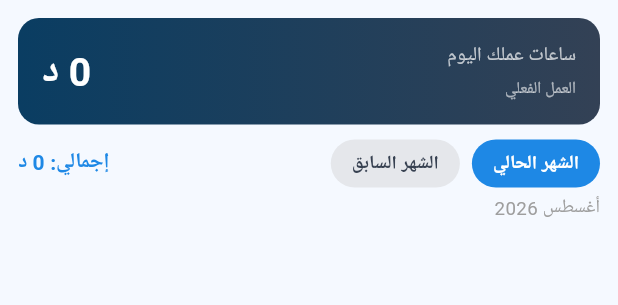
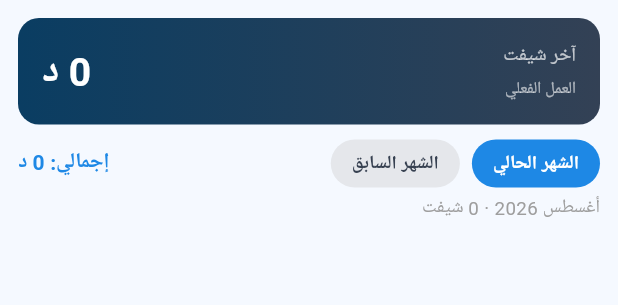
Before and after one commit to drebrahimhamdy30-web/phalix-driver-app, a Flutter app: the HoursView widget shown alone on an empty page, opened directly with empty values, on a phone screen of 412 x 824 dp. Shown: the top 305 px of the screen. Run offline on Flutter 3.47's test engine with Material 3 defaults, Android fonts, the phone set to English and light mode, and no system bars; our stand-ins replace audioplayers, firebase_core, flutter_local_notifications, geolocator, shared_preferences, supabase_flutter and 1 more; missing offline and left inert: flutter_foreground_task, ota_update; accounts and stored records are empty; network calls fail.

Commit message:
v50: ساعات العمل حسب الشيفت + الطلب المسلَّم ينزل تحت + زر واتساب للعميل [skip-ota]

```diff
--- a/lib/hours_view.dart
+++ b/lib/hours_view.dart
@@ -16,6 +16,14 @@ String _fmTime(int mins) {
 String _d2(int n) => n < 10 ? '0$n' : '$n';
 String _fmtDate(DateTime d) => '${d.year}-${_d2(d.month)}-${_d2(d.day)}';
 
+String _fmClock(DateTime d) {
+  int h = d.hour;
+  final ampm = h < 12 ? 'ص' : 'م';
+  h = h % 12;
+  if (h == 0) h = 12;
+  return '$h:${_d2(d.minute)} $ampm';
+}
+
 class HoursView extends StatefulWidget {
   final String driverId;
   final String jwt;
@@ -30,20 +38,24 @@ class HoursView extends StatefulWidget {
   State<HoursView> createState() => _HoursViewState();
 }
 
-class _DayHours {
-  final String date;
+class _Shift {
+  final DateTime start;
+  final DateTime? end; // null => ما زال مستمر (الطيار أونلاين)
   final int work;
   final int brk;
   final int excess;
   final int effective;
-  _DayHours(this.date, this.work, this.brk, this.excess, this.effective);
+  final bool ongoing;
+  _Shift(this.start, this.end, this.work, this.brk, this.excess,
+      this.effective, this.ongoing);
 }
 
 class _HoursViewState extends State<HoursView> {
   int _offset = 0; // 0 = الشهر الحالي، 1 = الشهر السابق
   bool _loading = true;
-  List<_DayHours> _days = [];
-  int _todayEff = 0;
+  List<_Shift> _shifts = [];
+  int _curEff = 0; // ساعات آخر/الشيفت الحالي
+  bool _curOngoing = false;
   int _monthEff = 0;
 
   @override
@@ -59,70 +71,144 @@ class _HoursViewState extends State<HoursView> {
     setState(() => _loading = true);
     final first = DateTime(_month.year, _month.month, 1);
     final last = DateTime(_month.year, _month.month + 1, 0);
+    // نوسّع نافذة الاستعلام يوم قبل ويوم بعد حتى لا تنكسر الشيفتات العابرة لمنتصف الليل
+    final qFrom = first.subtract(const Duration(days: 1));
+    final qTo = last.add(const Duration(days: 1));
     final records = await Api.getAttendance(
-        widget.driverId, _fmtDate(first), _fmtDate(last), widget.jwt);
+        widget.driverId, _fmtDate(qFrom), _fmtDate(qTo), widget.jwt);
 
-    final byDay = <String, List<Map<String, dynamic>>>{};
-    for (final r in records) {
-      final d = '${r['date']}';
-      byDay.putIfAbsent(d, () => []).add(r);
-    }
+    final all = _buildShifts(records);
+    // احتفظ فقط بالشيفتات التي بدأت داخل الشهر المختار
+    final shifts = all
+        .where((s) => s.start.year == _month.year && s.start.month == _month.month)
+        .toList()
+      ..sort((a, b) => b.start.compareTo(a.start));
 
-    int minutesOf(Map<String, dynamic> r) {
-      final ap = DateTime.tryParse('${r['approved_at']}');
-      if (ap == null) return 0;
-      final end = r['ended_at'] != null
-          ? (DateTime.tryParse('${r['ended_at']}') ?? DateTime.now())
-          : DateTime.now();
-      final m = end.difference(ap).inMinutes;
-      return m < 0 ? 0 : m;
-    }
-
-    final days = <_DayHours>[];
     int monthEff = 0;
-    final todayStr = _fmtDate(DateTime.now());
-    int todayEff = 0;
-    final keys = byDay.keys.toList()..sort((a, b) => b.compareTo(a));
-    for (final date in keys) {
-      final recs = byDay[date]!;
-      int work = 0, brk = 0;
-      for (final r in recs) {
-        if (r['approved_at'] == null) continue;
-        if (r['status'] == 'online') work += minutesOf(r);
-        if (r['status'] == 'break') brk += minutesOf(r);
-      }
-      final excess = (brk - widget.maxBreak) > 0 ? brk - widget.maxBreak : 0;
-      final eff = (work - excess) > 0 ? work - excess : 0;
-      days.add(_DayHours(date, work, brk, excess, eff));
-      monthEff += eff;
-      if (date == todayStr) todayEff = eff;
+    for (final s in shifts) {
+      monthEff += s.effective;
     }
 
     if (!mounted) return;
     setState(() {
-      _days = days;
+      _shifts = shifts;
       _monthEff = monthEff;
-      _todayEff = todayEff;
+      _curEff = shifts.isNotEmpty ? shifts.first.effective : 0;
+      _curOngoing = shifts.isNotEmpty && shifts.first.ongoing;
       _loading = false;
     });
   }
 
-  String _dayLabel(String date) {
-    final d = DateTime.tryParse(date);
-    if (d == null) return date;
+  // يجمّع سجلات الحضور إلى شيفتات: من الحضور حتى الانصراف (سجل offline)
+  List<_Shift> _buildShifts(List<Map<String, dynamic>> records) {
+    // رتّب تصاعديًا حسب approved_at
+    final recs = records
+        .where((r) => r['approved_at'] != null)
+        .map((r) => {
+              'status': '${r['status']}',
+              'ap': DateTime.tryParse('${r['approved_at']}'),
+              'end': r['ended_at'] != null
+                  ? DateTime.tryParse('${r['ended_at']}')
+                  : null,
+            })
+        .where((r) => r['ap'] != null)
+        .toList()
+      ..sort((a, b) =>
+          (a['ap'] as DateTime).compareTo(b['ap'] as DateTime));
+
+    const gap = Duration(minutes: 40); // فجوة كبيرة = انصراف ضمني
+    final now = DateTime.now();
+    final shifts = <_Shift>[];
+
+    DateTime? sStart;
+    DateTime? lastEnd;
+    int work = 0, brk = 0;
+    bool open = false;
+    bool ongoing = false;
+
+    void close(DateTime end, bool stillOpen) {
+      if (sStart == null) {
+        open = false;
+        return;
+      }
+      final excess =
+          (brk - widget.maxBreak) > 0 ? brk - widget.maxBreak : 0;
+      final eff = (work - excess) > 0 ? work - excess : 0;
+      shifts.add(_Shift(
+          sStart!, stillOpen ? null : end, work, brk, excess, eff, stillOpen));
+      sStart = null;
+      lastEnd = null;
+      work = 0;
+      brk = 0;
+      open = false;
+      ongoing = false;
+    }
+
+    for (final r in recs) {
+      final st = r['status'] as String;
+      final ap = r['ap'] as DateTime;
+
+      if (st == 'offline') {
+        // انصراف — يُنهي الشيفت الحالي عند هذه اللحظة
+        close(ap, false);
+        continue;
+      }
+
+      // online / break / break_ended
+      final end = (r['end'] as DateTime?) ?? now;
+      final recOngoing = r['end'] == null;
+
+      // فجوة كبيرة بين نهاية آخر سجل وبداية هذا السجل => انصراف مفقود
+      if (open && lastEnd != null && ap.difference(lastEnd!) > gap) {
+        close(lastEnd!, false);
+      }
+      if (!open) {
+        sStart = ap;
+        open = true;
+      }
+
+      final mins = end.difference(ap).inMinutes;
+      final m = mins < 0 ? 0 : mins;
+      if (st == 'online') {
+        work += m;
+      } else {
+        // break / break_ended
+        brk += m;
+      }
+      if (lastEnd == null || end.isAfter(lastEnd!)) lastEnd = end;
+      if (recOngoing) ongoing = true;
+    }
+    // شيفت مفتوح في النهاية
+    if (open) close(lastEnd ?? now, ongoing);
+
+    return shifts;
+  }
+
+  String _shiftLabel(_Shift s) {
     const wd = [
       '', 'الإثنين', 'الثلاثاء', 'الأربعاء', 'الخميس',
       'الجمعة', 'السبت', 'الأحد'
     ];
-    return '${wd[d.weekday]} ${d.day} ${_arMonths[d.month]}';
+    final start = s.start;
+    final dayPart =
+        '${wd[start.weekday]} ${start.day} ${_arMonths[start.month]}';
+    final startClock = _fmClock(start);
+    if (s.end == null) {
+      return '$dayPart · $startClock ← الآن';
+    }
+    final end = s.end!;
+    final endClock = _fmClock(end);
+    final crossed = end.year != start.year ||
+        end.month != start.month ||
+        end.day != start.day;
+    return '$dayPart · $startClock ← $endClock${crossed ? ' (+1)' : ''}';
   }
 
   @override
   Widget build(BuildContext context) {
-    final todayStr = _fmtDate(DateTime.now());
     return Column(
       children: [
-        // بطاقة اليوم
+        // بطاقة الشيفت الحالي / آخر شيفت
         Container(
           width: double.infinity,
           margin: const EdgeInsets.fromLTRB(12, 12, 12, 6),
@@ -135,17 +221,18 @@ class _HoursViewState extends State<HoursView> {
           child: Row(
             mainAxisAlignment: MainAxisAlignment.spaceBetween,
             children: [
-              const Column(
+              Column(
                 crossAxisAlignment: CrossAxisAlignment.start,
                 children: [
-                  Text('ساعات عملك اليوم',
-                      style: TextStyle(color: Colors.white70, fontSize: 13)),
-                  SizedBox(height: 4),
-                  Text('العمل الفعلي',
+                  Text(_curOngoing ? 'الشيفت الحالي' : 'آخر شيفت',
+                      style: const TextStyle(
+                          color: Colors.white70, fontSize: 13)),
+                  const SizedBox(height: 4),
+                  const Text('العمل الفعلي',
                       style: TextStyle(color: Colors.white60, fontSize: 11)),
                 ],
               ),
-              Text(_fmTime(_todayEff),
+              Text(_fmTime(_curEff),
                   style: const TextStyle(
                       color: Colors.white,
                       fontSize: 26,
@@ -172,14 +259,15 @@ class _HoursViewState extends State<HoursView> {
           padding: const EdgeInsets.symmetric(horizontal: 12),
           child: Align(
             alignment: Alignment.centerRight,
-            child: Text('${_arMonths[_month.month]} ${_month.year}',
+            child: Text(
+                '${_arMonths[_month.month]} ${_month.year} · ${_shifts.length} شيفت',
                 style: const TextStyle(color: Colors.grey, fontSize: 12.5)),
           ),
         ),
         Expanded(
           child: _loading
               ? const Center(child: CircularProgressIndicator())
-              : _days.isEmpty
+              : _shifts.isEmpty
                   ? RefreshIndicator(
                       onRefresh: _load,
                       child: ListView(children: const [
@@ -193,10 +281,9 @@ class _HoursViewState extends State<HoursView> {
                       onRefresh: _load,
                       child: ListView.builder(
                         padding: const EdgeInsets.all(12),
-                        itemCount: _days.length,
+                        itemCount: _shifts.length,
                         itemBuilder: (_, i) {
-                          final d = _days[i];
-                          final isToday = d.date == todayStr;
+                          final s = _shifts[i];
                           return Card(
                             margin: const EdgeInsets.only(bottom: 8),
                             child: Padding(
@@ -209,17 +296,36 @@ class _HoursViewState extends State<HoursView> {
                                         MainAxisAlignment.spaceBetween,
                                     children: [
                                       Expanded(
-                                        child: Text(
-                                            '${_dayLabel(d.date)}${isToday ? ' (اليوم)' : ''}',
-                                            style: const TextStyle(
-                                                fontWeight: FontWeight.w700,
-                                                fontSize: 13.5)),
+                                        child: Row(
+                                          children: [
+                                            if (s.ongoing)
+                                              Container(
+                                                margin:
+                                                    const EdgeInsets.only(
+                                                        left: 6),
+                                                width: 9,
+                                                height: 9,
+                                                decoration:
+                                                    const BoxDecoration(
+                                                  color: Color(0xFF16a34a),
+                                                  shape: BoxShape.circle,
+                                                ),
+                                              ),
+                                            Expanded(
+                                              child: Text(_shiftLabel(s),
+                                                  style: const TextStyle(
+                                                      fontWeight:
+                                                          FontWeight.w700,
+                                                      fontSize: 13)),
+                                            ),
+                                          ],
+                                        ),
                                       ),
                                       Column(
                                         crossAxisAlignment:
                                             CrossAxisAlignment.end,
                                         children: [
-                                          Text(_fmTime(d.effective),
+                                          Text(_fmTime(s.effective),
                                               style: const TextStyle(
                                                   fontWeight: FontWeight.bold,
                                                   fontSize: 15,
@@ -234,13 +340,13 @@ class _HoursViewState extends State<HoursView> {
                                   ),
                                   const SizedBox(height: 6),
                                   Wrap(spacing: 14, children: [
-                                    Text('إجمالي العمل: ${_fmTime(d.work)}',
+                                    Text('إجمالي العمل: ${_fmTime(s.work)}',
                                         style: const TextStyle(fontSize: 12)),
                                     Text(
-                                        'الاستراحة: ${_fmTime(d.brk)}${d.excess > 0 ? ' (زيادة ${_fmTime(d.excess)})' : ''}',
+                                        'الاستراحة: ${_fmTime(s.brk)}${s.excess > 0 ? ' (زيادة ${_fmTime(s.excess)})' : ''}',
                                         style: TextStyle(
                                             fontSize: 12,
-                                            color: d.excess > 0
+                                            color: s.excess > 0
                                                 ? const Color(0xFFdc2626)
                                                 : null)),
                                   ]),
--- a/pubspec.yaml
+++ b/pubspec.yaml
@@ -1,7 +1,7 @@
 name: phalix_driver
 description: Phalix Driver - تطبيق سائق التوصيل
 publish_to: 'none'
-version: 2.0.0+49
+version: 2.0.0+50
 
 environment:
   sdk: '>=3.4.0 <4.0.0'
```
Also changed, not shown: lib/trips_view.dart (+41 -3 lines).
